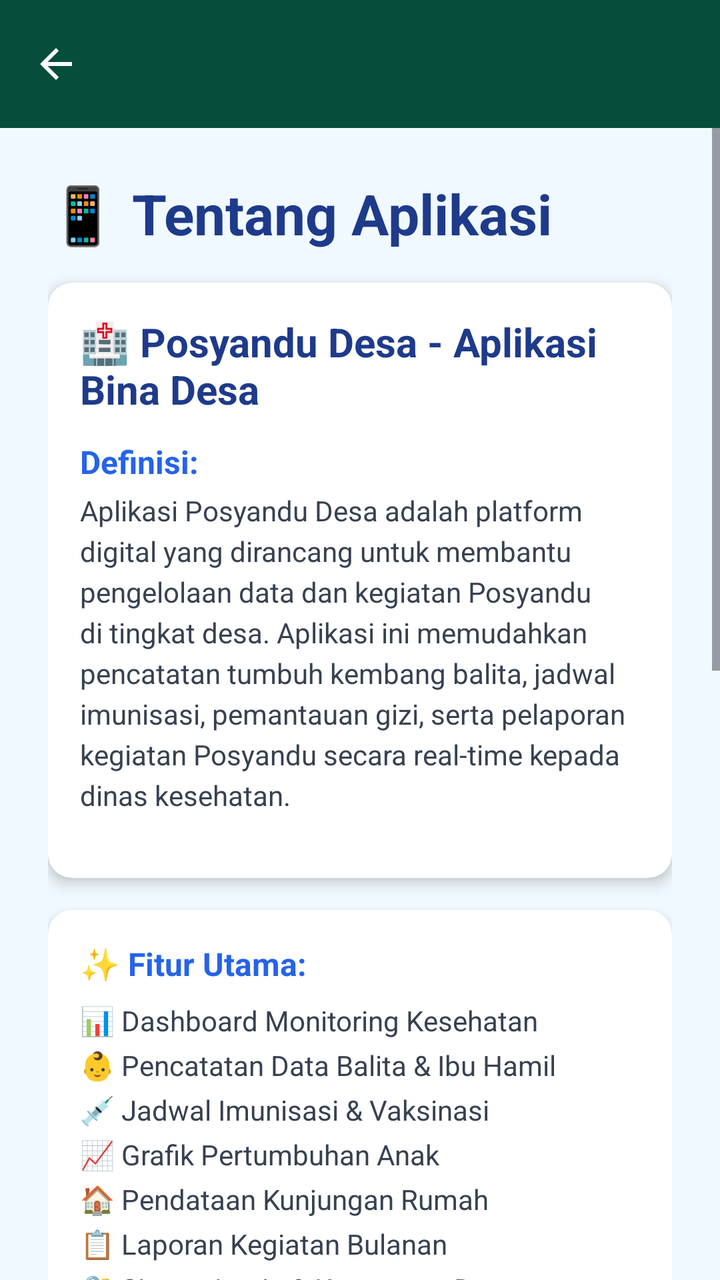
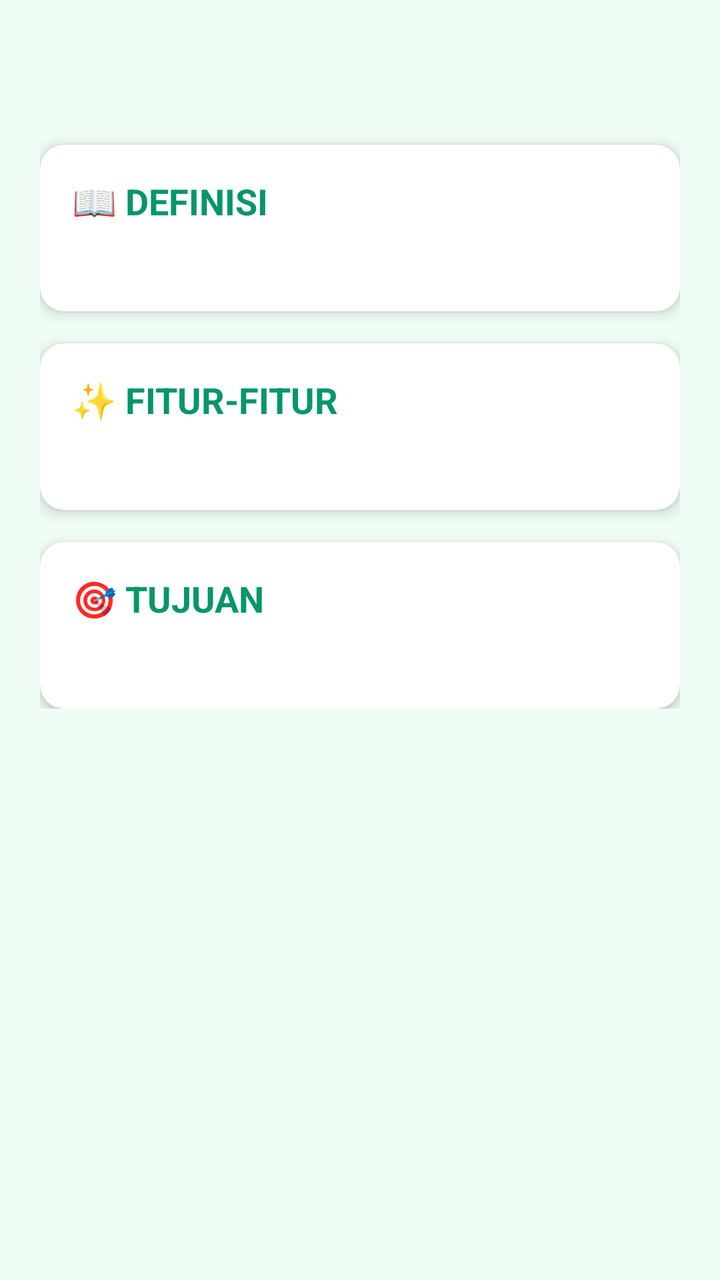

Compare the two renders of this Android layout. The source of the first and the diff that turns it into the second are given below.
<!-- AndroidManifest.xml: application theme Theme.LoginPage -->
<!-- res/layout/fragment_about.xml -->
<?xml version="1.0" encoding="utf-8"?>
<LinearLayout xmlns:android="http://schemas.android.com/apk/res/android"
    xmlns:app="http://schemas.android.com/apk/res-auto"
    android:layout_width="match_parent"
    android:layout_height="match_parent"
    android:orientation="vertical"
    android:background="#F0F9FF">

    
    <androidx.appcompat.widget.Toolbar
        android:id="@+id/toolbar"
        android:layout_width="match_parent"
        android:layout_height="?attr/actionBarSize"
        android:background="@color/green_900"
        android:theme="@style/ThemeOverlay.AppCompat.Dark.ActionBar"
        app:popupTheme="@style/ThemeOverlay.AppCompat.Light"
        app:navigationIcon="?attr/homeAsUpIndicator" />

    <ScrollView
        android:layout_width="match_parent"
        android:layout_height="match_parent">

        <LinearLayout
            android:layout_width="match_parent"
            android:layout_height="wrap_content"
            android:orientation="vertical"
            android:padding="24dp">

            <TextView
                android:layout_width="wrap_content"
                android:layout_height="wrap_content"
                android:text="📱 Tentang Aplikasi"
                android:textSize="28sp"
                android:textStyle="bold"
                android:textColor="#1E3A8A"
                android:layout_marginBottom="16dp" />

            <androidx.cardview.widget.CardView
                android:layout_width="match_parent"
                android:layout_height="wrap_content"
                android:layout_marginBottom="16dp"
                app:cardCornerRadius="12dp"
                app:cardElevation="4dp">

                <LinearLayout
                    android:layout_width="match_parent"
                    android:layout_height="wrap_content"
                    android:orientation="vertical"
                    android:padding="16dp">

                    <TextView
                        android:layout_width="wrap_content"
                        android:layout_height="wrap_content"
                        android:text="🏥 Posyandu Desa - Aplikasi Bina Desa"
                        android:textSize="20sp"
                        android:textStyle="bold"
                        android:textColor="#1E3A8A"
                        android:layout_marginBottom="12dp" />

                    <TextView
                        android:layout_width="wrap_content"
                        android:layout_height="wrap_content"
                        android:text="Definisi:"
                        android:textSize="16sp"
                        android:textStyle="bold"
                        android:textColor="#2563EB"
                        android:layout_marginBottom="4dp" />

                    <TextView
                        android:layout_width="wrap_content"
                        android:layout_height="wrap_content"
                        android:text="Aplikasi Posyandu Desa adalah platform digital yang dirancang untuk membantu pengelolaan data dan kegiatan Posyandu di tingkat desa. Aplikasi ini memudahkan pencatatan tumbuh kembang balita, jadwal imunisasi, pemantauan gizi, serta pelaporan kegiatan Posyandu secara real-time kepada dinas kesehatan."
                        android:textSize="14sp"
                        android:textColor="#374151"
                        android:lineSpacingExtra="4dp"
                        android:layout_marginBottom="16dp" />

                </LinearLayout>

            </androidx.cardview.widget.CardView>

            <androidx.cardview.widget.CardView
                android:layout_width="match_parent"
                android:layout_height="wrap_content"
                android:layout_marginBottom="16dp"
                app:cardCornerRadius="12dp"
                app:cardElevation="4dp">

                <LinearLayout
                    android:layout_width="match_parent"
                    android:layout_height="wrap_content"
                    android:orientation="vertical"
                    android:padding="16dp">

                    <TextView
                        android:layout_width="wrap_content"
                        android:layout_height="wrap_content"
                        android:text="✨ Fitur Utama:"
                        android:textSize="16sp"
                        android:textStyle="bold"
                        android:textColor="#2563EB"
                        android:layout_marginBottom="8dp" />

                    <TextView
                        android:layout_width="wrap_content"
                        android:layout_height="wrap_content"
                        android:text="📊 Dashboard Monitoring Kesehatan\n👶 Pencatatan Data Balita &amp; Ibu Hamil\n💉 Jadwal Imunisasi &amp; Vaksinasi\n📈 Grafik Pertumbuhan Anak\n🏠 Pendataan Kunjungan Rumah\n📋 Laporan Kegiatan Bulanan\n🔐 Sistem Login &amp; Keamanan Data\n📱 Akses Mobile &amp; Web Dashboard"
                        android:textSize="14sp"
                        android:textColor="#374151"
                        android:lineSpacingExtra="6dp" />

                </LinearLayout>

            </androidx.cardview.widget.CardView>

            <androidx.cardview.widget.CardView
                android:layout_width="match_parent"
                android:layout_height="wrap_content"
                android:layout_marginBottom="16dp"
                app:cardCornerRadius="12dp"
                app:cardElevation="4dp">

                <LinearLayout
                    android:layout_width="match_parent"
                    android:layout_height="wrap_content"
                    android:orientation="vertical"
                    android:padding="16dp">

                    <TextView
                        android:layout_width="wrap_content"
                        android:layout_height="wrap_content"
                        android:text="🎯 Topik Bina Desa:"
                        android:textSize="16sp"
                        android:textStyle="bold"
                        android:textColor="#2563EB"
                        android:layout_marginBottom="8dp" />

                    <TextView
                        android:layout_width="wrap_content"
                        android:layout_height="wrap_content"
                        android:text="1. Digitalisasi Layanan Kesehatan Desa\n2. Pemberdayaan Kader Posyandu\n3. Sistem Informasi Kesehatan Terpadu\n4. Monitoring Gizi &amp; Stunting\n5. Edukasi Kesehatan Masyarakat\n6. Integrasi Data dengan Puskesmas\n7. Pelaporan Real-time ke Dinas Kesehatan"
                        android:textSize="14sp"
                        android:textColor="#374151"
                        android:lineSpacingExtra="6dp" />

                </LinearLayout>

            </androidx.cardview.widget.CardView>

            <androidx.cardview.widget.CardView
                android:layout_width="match_parent"
                android:layout_height="wrap_content"
                app:cardCornerRadius="12dp"
                app:cardElevation="4dp">

                <LinearLayout
                    android:layout_width="match_parent"
                    android:layout_height="wrap_content"
                    android:orientation="vertical"
                    android:padding="16dp">

                    <TextView
                        android:layout_width="wrap_content"
                        android:layout_height="wrap_content"
                        android:text="📌 Visi &amp; Misi:"
                        android:textSize="16sp"
                        android:textStyle="bold"
                        android:textColor="#2563EB"
                        android:layout_marginBottom="8dp" />

                    <TextView
                        android:layout_width="wrap_content"
                        android:layout_height="wrap_content"
                        android:text="Visi:\nMewujudkan desa sehat dan sejahtera melalui digitalisasi layanan Posyandu yang terintegrasi.\n\nMisi:\n• Mempermudah akses informasi kesehatan masyarakat desa\n• Meningkatkan kualitas pelayanan Posyandu\n• Mendukung program pemerintah dalam penurunan stunting\n• Memberdayakan kader Posyandu dengan teknologi"
                        android:textSize="14sp"
                        android:textColor="#374151"
                        android:lineSpacingExtra="4dp" />

                </LinearLayout>

            </androidx.cardview.widget.CardView>

        </LinearLayout>

    </ScrollView>

</LinearLayout>
<!-- resources referenced by this layout -->
<resources>
  <color name="green_900">#064E3B</color>
  <style name="Theme.LoginPage" parent="Base.Theme.LoginPage" />
  <style name="Base.Theme.LoginPage" parent="Theme.Material3.DayNight.NoActionBar">
          
          <item name="colorPrimary">@color/teal_700</item>
          <item name="colorPrimaryVariant">@color/teal_800</item>
          <item name="colorOnPrimary">@color/white</item>
          <item name="colorSecondary">@color/green_500</item>
          <item name="colorSecondaryVariant">@color/green_700</item>
          <item name="colorOnSecondary">@color/black</item>
          <item name="android:statusBarColor">?attr/colorPrimaryVariant</item>
      </style>
  <color name="teal_700">#0F766E</color>
  <color name="teal_800">#00695C</color>
  <color name="white">#FFFFFF</color>
  <color name="green_500">#10B981</color>
  <color name="green_700">#388E3C</color>
  <color name="black">#000000</color>
</resources>

<!-- the commit's change to res/layout/fragment_about.xml (unified diff, before → after) -->
@@ -1,20 +1,10 @@
 <?xml version="1.0" encoding="utf-8"?>
 <LinearLayout xmlns:android="http://schemas.android.com/apk/res/android"
-    xmlns:app="http://schemas.android.com/apk/res-auto"
     android:layout_width="match_parent"
     android:layout_height="match_parent"
+    xmlns:app="http://schemas.android.com/apk/res-auto"
     android:orientation="vertical"
-    android:background="#F0F9FF">
-
-    
-    <androidx.appcompat.widget.Toolbar
-        android:id="@+id/toolbar"
-        android:layout_width="match_parent"
-        android:layout_height="?attr/actionBarSize"
-        android:background="@color/green_900"
-        android:theme="@style/ThemeOverlay.AppCompat.Dark.ActionBar"
-        app:popupTheme="@style/ThemeOverlay.AppCompat.Light"
-        app:navigationIcon="?attr/homeAsUpIndicator" />
+    android:background="#F0FDF4">
 
     <ScrollView
         android:layout_width="match_parent"
@@ -24,16 +14,17 @@
             android:layout_width="match_parent"
             android:layout_height="wrap_content"
             android:orientation="vertical"
-            android:padding="24dp">
+            android:padding="20dp">
 
             <TextView
-                android:layout_width="wrap_content"
+                android:id="@+id/tvJudul"
+                android:layout_width="match_parent"
                 android:layout_height="wrap_content"
-                android:text="📱 Tentang Aplikasi"
-                android:textSize="28sp"
+                android:textSize="24sp"
                 android:textStyle="bold"
-                android:textColor="#1E3A8A"
-                android:layout_marginBottom="16dp" />
+                android:textColor="#065F46"
+                android:gravity="center"
+                android:layout_marginBottom="20dp" />
 
             <androidx.cardview.widget.CardView
                 android:layout_width="match_parent"
@@ -51,29 +42,19 @@
                     <TextView
                         android:layout_width="wrap_content"
                         android:layout_height="wrap_content"
-                        android:text="🏥 Posyandu Desa - Aplikasi Bina Desa"
-                        android:textSize="20sp"
+                        android:text="📖 DEFINISI"
+                        android:textSize="18sp"
                         android:textStyle="bold"
-                        android:textColor="#1E3A8A"
-                        android:layout_marginBottom="12dp" />
+                        android:textColor="#059669"
+                        android:layout_marginBottom="8dp" />
 
                     <TextView
+                        android:id="@+id/tvDefinisi"
                         android:layout_width="wrap_content"
                         android:layout_height="wrap_content"
-                        android:text="Definisi:"
-                        android:textSize="16sp"
-                        android:textStyle="bold"
-                        android:textColor="#2563EB"
-                        android:layout_marginBottom="4dp" />
-
-                    <TextView
-                        android:layout_width="wrap_content"
-                        android:layout_height="wrap_content"
-                        android:text="Aplikasi Posyandu Desa adalah platform digital yang dirancang untuk membantu pengelolaan data dan kegiatan Posyandu di tingkat desa. Aplikasi ini memudahkan pencatatan tumbuh kembang balita, jadwal imunisasi, pemantauan gizi, serta pelaporan kegiatan Posyandu secara real-time kepada dinas kesehatan."
                         android:textSize="14sp"
                         android:textColor="#374151"
-                        android:lineSpacingExtra="4dp"
-                        android:layout_marginBottom="16dp" />
+                        android:lineSpacingExtra="4dp" />
 
                 </LinearLayout>
 
@@ -95,53 +76,19 @@
                     <TextView
                         android:layout_width="wrap_content"
                         android:layout_height="wrap_content"
-                        android:text="✨ Fitur Utama:"
-                        android:textSize="16sp"
+                        android:text="✨ FITUR-FITUR"
+                        android:textSize="18sp"
                         android:textStyle="bold"
-                        android:textColor="#2563EB"
+                        android:textColor="#059669"
                         android:layout_marginBottom="8dp" />
 
                     <TextView
+                        android:id="@+id/tvFitur"
                         android:layout_width="wrap_content"
                         android:layout_height="wrap_content"
-                        android:text="📊 Dashboard Monitoring Kesehatan\n👶 Pencatatan Data Balita &amp; Ibu Hamil\n💉 Jadwal Imunisasi &amp; Vaksinasi\n📈 Grafik Pertumbuhan Anak\n🏠 Pendataan Kunjungan Rumah\n📋 Laporan Kegiatan Bulanan\n🔐 Sistem Login &amp; Keamanan Data\n📱 Akses Mobile &amp; Web Dashboard"
                         android:textSize="14sp"
                         android:textColor="#374151"
-                        android:lineSpacingExtra="6dp" />
-
-                </LinearLayout>
-
-            </androidx.cardview.widget.CardView>
-
-            <androidx.cardview.widget.CardView
-                android:layout_width="match_parent"
-                android:layout_height="wrap_content"
-                android:layout_marginBottom="16dp"
-                app:cardCornerRadius="12dp"
-                app:cardElevation="4dp">
-
-                <LinearLayout
-                    android:layout_width="match_parent"
-                    android:layout_height="wrap_content"
-                    android:orientation="vertical"
-                    android:padding="16dp">
-
-                    <TextView
-                        android:layout_width="wrap_content"
-                        android:layout_height="wrap_content"
-                        android:text="🎯 Topik Bina Desa:"
-                        android:textSize="16sp"
-                        android:textStyle="bold"
-                        android:textColor="#2563EB"
-                        android:layout_marginBottom="8dp" />
-
-                    <TextView
-                        android:layout_width="wrap_content"
-                        android:layout_height="wrap_content"
-                        android:text="1. Digitalisasi Layanan Kesehatan Desa\n2. Pemberdayaan Kader Posyandu\n3. Sistem Informasi Kesehatan Terpadu\n4. Monitoring Gizi &amp; Stunting\n5. Edukasi Kesehatan Masyarakat\n6. Integrasi Data dengan Puskesmas\n7. Pelaporan Real-time ke Dinas Kesehatan"
-                        android:textSize="14sp"
-                        android:textColor="#374151"
-                        android:lineSpacingExtra="6dp" />
+                        android:lineSpacingExtra="4dp" />
 
                 </LinearLayout>
 
@@ -162,16 +109,16 @@
                     <TextView
                         android:layout_width="wrap_content"
                         android:layout_height="wrap_content"
-                        android:text="📌 Visi &amp; Misi:"
-                        android:textSize="16sp"
+                        android:text="🎯 TUJUAN"
+                        android:textSize="18sp"
                         android:textStyle="bold"
-                        android:textColor="#2563EB"
+                        android:textColor="#059669"
                         android:layout_marginBottom="8dp" />
 
                     <TextView
+                        android:id="@+id/tvTujuan"
                         android:layout_width="wrap_content"
                         android:layout_height="wrap_content"
-                        android:text="Visi:\nMewujudkan desa sehat dan sejahtera melalui digitalisasi layanan Posyandu yang terintegrasi.\n\nMisi:\n• Mempermudah akses informasi kesehatan masyarakat desa\n• Meningkatkan kualitas pelayanan Posyandu\n• Mendukung program pemerintah dalam penurunan stunting\n• Memberdayakan kader Posyandu dengan teknologi"
                         android:textSize="14sp"
                         android:textColor="#374151"
                         android:lineSpacingExtra="4dp" />
<!-- resource entries referenced after the edit -->
@@ -1,6 +1,5 @@
 <!-- resources referenced by this layout -->
 <resources>
-  <color name="green_900">#064E3B</color>
   <style name="Theme.LoginPage" parent="Base.Theme.LoginPage" />
   <style name="Base.Theme.LoginPage" parent="Theme.Material3.DayNight.NoActionBar">
           
